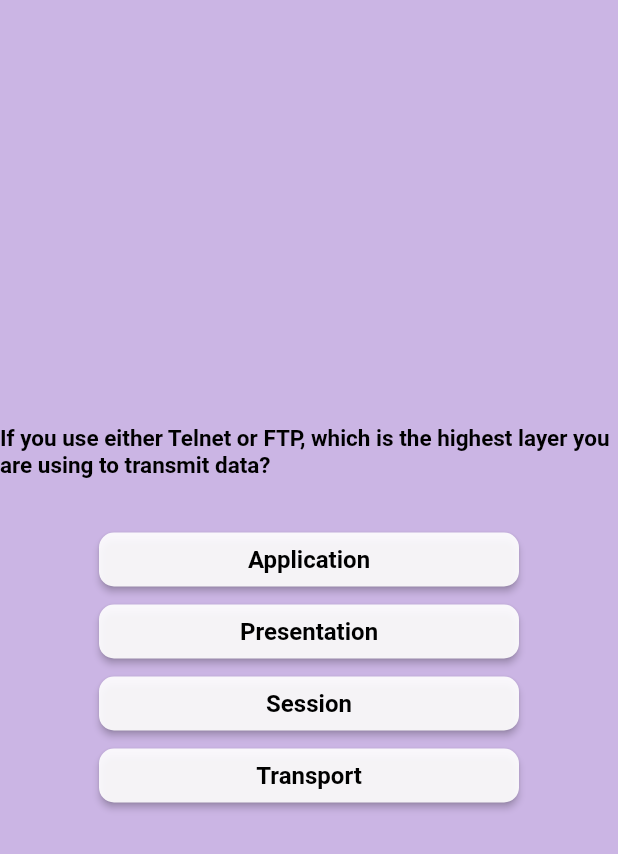
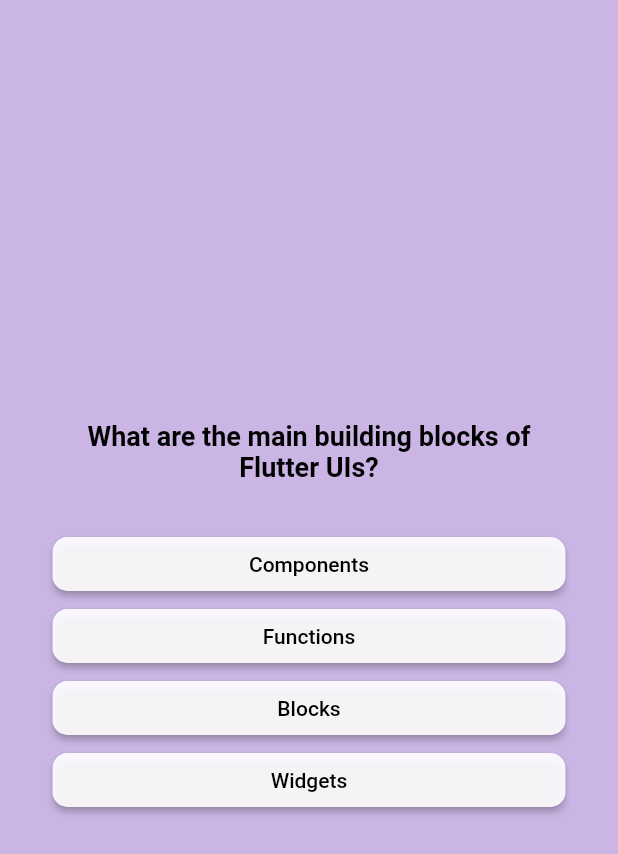
Before and after one commit to Gunjaan/Techquizilla, a Flutter app: the screen it shows after launch, after a tap on "Get Started", on a phone screen of 412 x 824 dp. Shown: the top 854 px of the screen. Run offline on Flutter 3.47's test engine with Material 2 defaults, Android fonts, the phone set to English and light mode, and no system bars; Roboto replaces fonts that are missing (CustomFont).

Commit message:
Added all questions

```diff
--- /dev/null
+++ b/lib/data/questions.dart
@@ -0,0 +1,55 @@
+import '../models/quiz_question.dart';
+
+const questions = [
+  QuizQuestion(
+    'What are the main building blocks of Flutter UIs?',
+    [
+      'Widgets',
+      'Components',
+      'Blocks',
+      'Functions',
+    ],
+  ),
+  QuizQuestion('How are Flutter UIs built?', [
+    'By combining widgets in code',
+    'By combining widgets in a visual editor',
+    'By defining widgets in config files',
+    'By using XCode for iOS and Android Studio for Android',
+  ]),
+  QuizQuestion(
+    'What\'s the purpose of a StatefulWidget?',
+    [
+      'Update UI as data changes',
+      'Update data as UI changes',
+      'Ignore data changes',
+      'Render UI that does not depend on data',
+    ],
+  ),
+  QuizQuestion(
+    'Which widget should you try to use more often: StatelessWidget or StatefulWidget?',
+    [
+      'StatelessWidget',
+      'StatefulWidget',
+      'Both are equally good',
+      'None of the above',
+    ],
+  ),
+  QuizQuestion(
+    'What happens if you change data in a StatelessWidget?',
+    [
+      'The UI is not updated',
+      'The UI is updated',
+      'The closest StatefulWidget is updated',
+      'Any nested StatefulWidgets are updated',
+    ],
+  ),
+  QuizQuestion(
+    'How should you update data inside of StatefulWidgets?',
+    [
+      'By calling setState()',
+      'By calling updateData()',
+      'By calling updateUI()',
+      'By calling updateState()',
+    ],
+  ),
+];
--- a/lib/main.dart
+++ b/lib/main.dart
@@ -1,5 +1,5 @@
 import 'package:flutter/material.dart';
-import 'package:quiz_app_flutter/quiz.dart';
+import 'package:quiz_app_flutter/models/quiz.dart';
 
 void main() {
   runApp(const Quiz());
--- /dev/null
+++ b/lib/models/options_button.dart
@@ -0,0 +1,28 @@
+import 'package:flutter/material.dart';
+
+class OptionsButton extends StatelessWidget {
+  const OptionsButton({
+    super.key,
+    required this.text,
+    required this.onTap,
+  });
+
+  final String text;
+  final void Function() onTap;
+
+  @override
+  Widget build(BuildContext context) {
+    return ElevatedButton(
+      onPressed: onTap,
+      style: ElevatedButton.styleFrom(
+          shape: RoundedRectangleBorder(
+            borderRadius: BorderRadius.circular(10),
+          ),
+          fixedSize: const Size(280, 10),
+          padding: const EdgeInsets.symmetric(horizontal: 40, vertical: 10),
+          backgroundColor: const Color.fromARGB(230, 255, 255, 255),
+          foregroundColor: Colors.black),
+      child: Text(text),
+    );
+  }
+}
--- a/lib/questions_screen.dart
+++ b/lib/models/questions_screen.dart
@@ -1,5 +1,6 @@
 import 'package:flutter/material.dart';
-import 'package:quiz_app_flutter/options_button.dart';
+import 'package:quiz_app_flutter/models/options_button.dart';
+import 'package:quiz_app_flutter/data/questions.dart';
 
 class QuestionsScreen extends StatefulWidget {
   const QuestionsScreen({super.key});
@@ -11,10 +12,20 @@
 }
 
 class _QuestionsScreenState extends State<QuestionsScreen> {
+  var currentQuestionIndex = 0;
+
+  void answerQuestion() {
+    setState(() {
+      currentQuestionIndex = currentQuestionIndex + 1;
+    });
+  }
+
   @override
   Widget build(BuildContext context) {
+    final currentQuestion = questions[currentQuestionIndex];
     return Center(
       child: Container(
+        padding: const EdgeInsets.symmetric(horizontal: 35, vertical: 0),
         decoration: const BoxDecoration(
           image: DecorationImage(
               image: AssetImage('assets/images/quesbg.jpeg'),
@@ -23,33 +34,25 @@
         child: Center(
           child: Column(
             mainAxisSize: MainAxisSize.min,
+            crossAxisAlignment: CrossAxisAlignment.stretch,
             children: [
-              const Center(
+              Center(
                 child: Text(
-                  "If you use either Telnet or FTP, which is the highest layer you are using to transmit data?",
-                  style: TextStyle(
+                  currentQuestion.text,
+                  style: const TextStyle(
                       color: Color.fromARGB(255, 0, 0, 0),
-                      fontSize: 15,
+                      fontSize: 18,
                       fontWeight: FontWeight.bold),
+                  textAlign: TextAlign.center,
                 ),
               ),
               const SizedBox(height: 30),
-              OptionsButton(
-                text: "Application",
-                onTap: () {},
-              ),
-              OptionsButton(
-                text: "Presentation",
-                onTap: () {},
-              ),
-              OptionsButton(
-                text: "Session",
-                onTap: () {},
-              ),
-              OptionsButton(
-                text: "Transport",
-                onTap: () {},
-              ),
+              ...currentQuestion.getShuffledAnswers().map((answer) {
+                return OptionsButton(
+                  text: answer,
+                  onTap: answerQuestion,
+                );
+              })
             ],
           ),
         ),
--- a/lib/quiz.dart
+++ b/lib/models/quiz.dart
@@ -1,6 +1,7 @@
 import 'package:flutter/material.dart';
-import 'package:quiz_app_flutter/home_page.dart';
-import 'package:quiz_app_flutter/questions_screen.dart';
+import 'package:quiz_app_flutter/models/questions_screen.dart';
+
+import 'home_page.dart';
 
 class Quiz extends StatefulWidget {
   const Quiz({super.key});
@@ -34,7 +35,7 @@
           decoration: const BoxDecoration(
             gradient: LinearGradient(
               colors: [
-                Color.fromARGB(255, 78, 13, 151),
+                Color.fromARGB(255, 94, 24, 198),
                 Color.fromARGB(255, 107, 15, 168),
               ],
               begin: Alignment.topLeft,
--- /dev/null
+++ b/lib/models/quiz_question.dart
@@ -0,0 +1,12 @@
+class QuizQuestion {
+  const QuizQuestion(this.text, this.answers);
+
+  final String text;
+  final List<String> answers;
+
+  List<String> getShuffledAnswers() {
+    final shuffledList = List.of(answers);
+    shuffledList.shuffle();
+    return shuffledList;
+  }
+}
--- a/lib/options_button.dart
+++ /dev/null
@@ -1,35 +0,0 @@
-import 'package:flutter/material.dart';
-
-class OptionsButton extends StatelessWidget {
-  const OptionsButton({
-    super.key,
-    required this.text,
-    required this.onTap,
-  });
-
-  final String text;
-  final void Function() onTap;
-
-  @override
-  Widget build(BuildContext context) {
-    return Center(
-      child: ElevatedButton(
-        onPressed: () {},
-        style: ElevatedButton.styleFrom(
-            shape: RoundedRectangleBorder(
-              borderRadius: BorderRadius.circular(10),
-            ),
-            fixedSize: const Size(280, 10),
-            // padding: const EdgeInsets.symmetric(horizontal: 100, vertical: 10),
-            textStyle: const TextStyle(
-              fontSize: 16,
-              fontWeight: FontWeight.bold,
-              fontFamily: 'CustomFont',
-            ),
-            backgroundColor: const Color.fromARGB(230, 255, 255, 255),
-            foregroundColor: Colors.black),
-        child: Text(text),
-      ),
-    );
-  }
-}
```
Also changed, not shown: lib/models/home_page.dart (renamed from lib/home_page.dart).
